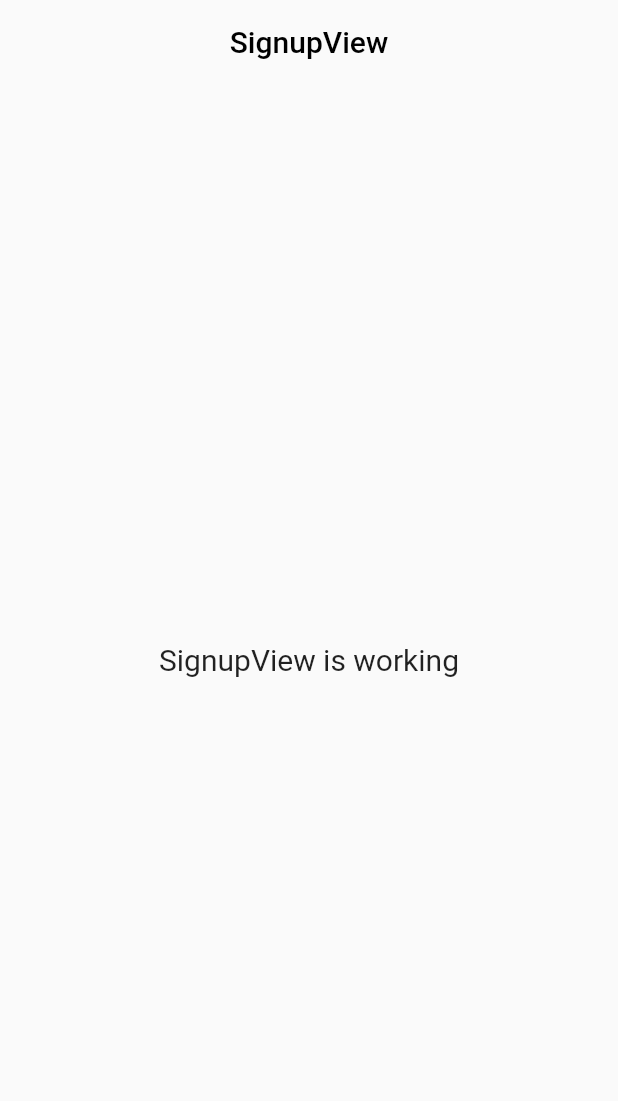
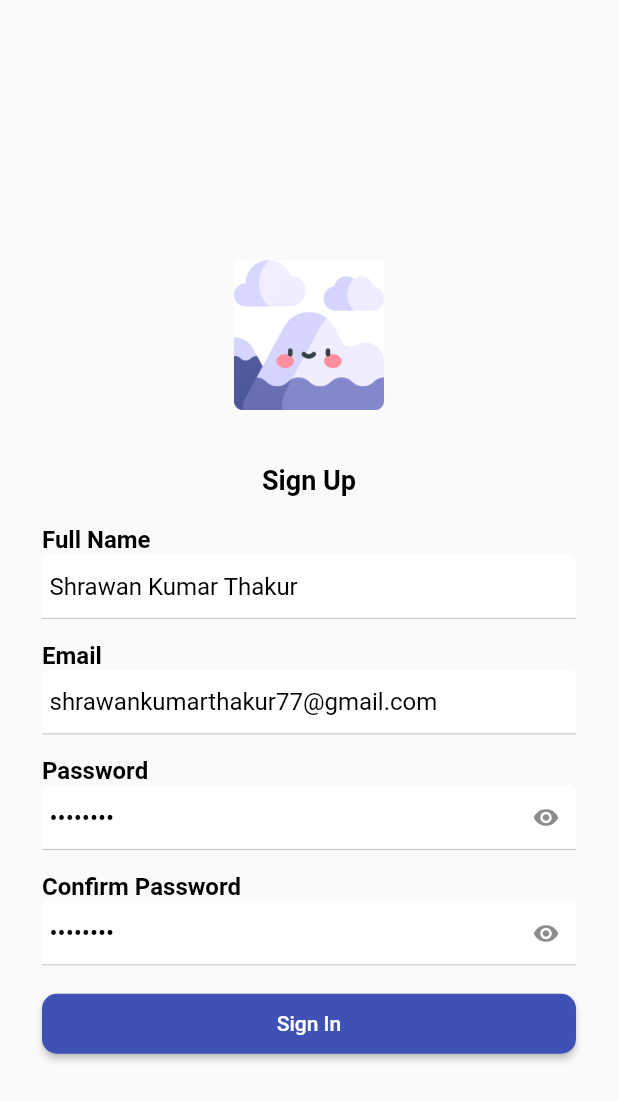
Before and after one commit to sk77-git/adventure_nepal, a Flutter app: the SignupView screen opened by its route, on a phone screen of 412 x 824 dp. Shown: the top 1101 px of the screen. Run offline on Flutter 3.47's test engine with Material 2 defaults, Android fonts, the light colour scheme and no system bars; our stand-ins replace geolocator, get, get_storage, otp_text_field, palette_generator, responsive_sizer; missing offline and left inert: http_interceptor; accounts and stored records are empty; network calls fail.

Commit message:
updated responses

```diff
--- a/lib/app/api/api_urls.dart
+++ b/lib/app/api/api_urls.dart
@@ -1,10 +1,11 @@
 class ApiUrls {
-  static const String baseUrl = "http://192.168.1.69/adv_nepal/api";
+  static const String baseUrl = "http://192.168.1.67/adv_nepal/api";
 
   // static const String baseUrl = "http://10.0.2.2/adv_nepal/api";
   static const String getAllPlaces = "/get_all_places.php";
   static const String getAllActivities = "/get_all_activities.php";
   static const String login = "/signin.php";
+  static const String register = "/signup.php";
   static const String verifyOtp = "/verify_otp.php";
   static const String forgotPassword = "/forgot_password.php";
   static const String changePassword = "/change-password.php";
--- a/lib/app/api/logging_interceptor.dart
+++ b/lib/app/api/logging_interceptor.dart
@@ -1,3 +1,5 @@
+import 'dart:developer';
+
 import 'package:http_interceptor/http/interceptor_contract.dart';
 import 'package:http_interceptor/models/request_data.dart';
 import 'package:http_interceptor/models/response_data.dart';
@@ -15,7 +17,7 @@ class LoggingInterceptor implements InterceptorContract {
   @override
   Future<ResponseData> interceptResponse({required ResponseData data}) async {
     print('RESPONSE[${data.statusCode}] => PATH: ${data.url}');
-    print('=> BODY:${data.body}');
+    log('=> BODY:${data.body}');
     return data;
   }
 }
--- a/lib/app/modules/home/model/activities_response.dart
+++ b/lib/app/modules/home/model/activities_response.dart
@@ -29,61 +29,41 @@ class ActivitiesResponse {
 
 class Activity {
   int? id;
-  String? createdAt;
-  String? updatedAt;
-  String? title;
+  String? name;
   String? description;
   String? html;
-  String? icon;
-  String? tags;
-  String? cities;
+  String? thumbnail;
   String? weathers;
-  String? minTemp;
-  String? maxTemp;
+  String? categories;
 
   Activity(
       {this.id,
-      this.createdAt,
-      this.updatedAt,
-      this.title,
+      this.name,
       this.description,
       this.html,
-      this.icon,
-      this.tags,
-      this.cities,
+      this.thumbnail,
       this.weathers,
-      this.minTemp,
-      this.maxTemp});
+      this.categories});
 
   Activity.fromJson(Map<String, dynamic> json) {
     id = json['id'];
-    createdAt = json['created_at'];
-    updatedAt = json['updated_at'];
-    title = json['title'];
+    name = json['name'];
     description = json['description'];
     html = json['html'];
-    icon = json['icon'];
-    tags = json['tags'];
-    cities = json['cities'];
+    thumbnail = json['thumbnail'];
     weathers = json['weathers'];
-    minTemp = json['min_temp'];
-    maxTemp = json['max_temp'];
+    categories = json['categories'];
   }
 
   Map<String, dynamic> toJson() {
     final Map<String, dynamic> data = new Map<String, dynamic>();
     data['id'] = this.id;
-    data['created_at'] = this.createdAt;
-    data['updated_at'] = this.updatedAt;
-    data['title'] = this.title;
+    data['name'] = this.name;
     data['description'] = this.description;
     data['html'] = this.html;
-    data['icon'] = this.icon;
-    data['tags'] = this.tags;
-    data['cities'] = this.cities;
+    data['thumbnail'] = this.thumbnail;
     data['weathers'] = this.weathers;
-    data['min_temp'] = this.minTemp;
-    data['max_temp'] = this.maxTemp;
+    data['categories'] = this.categories;
     return data;
   }
 }
--- a/lib/app/modules/home/model/place_response.dart
+++ b/lib/app/modules/home/model/place_response.dart
@@ -1,5 +1,3 @@
-import 'dart:convert';
-
 class PlacesResponse {
   String? status;
   String? message;
@@ -30,57 +28,50 @@ class PlacesResponse {
 }
 
 class Place {
-  final int? id;
-  final String? name;
-  final List<String>? images;
-  final String? thumbnail;
-  final String? description;
-  final String? html;
-  final double? lat;
-  final double? long;
-  final String? tags;
-  final String? nearbyPlaces;
+  int? id;
+  String? name;
+  String? thumbnail;
+  String? description;
+  String? html;
+  String? lat;
+  String? long;
+  String? weathers;
+  String? categories;
 
-  Place({
-    this.id,
+  Place(
+      {this.id,
       this.name,
-    this.images,
       this.thumbnail,
       this.description,
       this.html,
       this.lat,
       this.long,
-    this.tags,
-    this.nearbyPlaces,
-  });
+      this.weathers,
+      this.categories});
 
-  factory Place.fromJson(Map<String, dynamic> json) {
-    return Place(
-      id: json['id'],
-      name: json['name'],
-      images: List<String>.from(jsonDecode(json['images'])),
-      thumbnail: json['thumbnail'],
-      description: json['description'],
-      html: json['html'],
-      lat: double.parse(json['lat']),
-      long: double.parse(json['lang']),
-      tags: json['tags'],
-      nearbyPlaces: json['nearby_places'],
-    );
+  Place.fromJson(Map<String, dynamic> json) {
+    id = json['id'];
+    name = json['name'];
+    thumbnail = json['thumbnail'];
+    description = json['description'];
+    html = json['html'];
+    lat = json['lat'];
+    long = json['long'];
+    weathers = json['weathers'];
+    categories = json['categories'];
   }
 
   Map<String, dynamic> toJson() {
-    return {
-      'id': id,
-      'name': name,
-      'images': jsonEncode(images),
-      'thumbnail': thumbnail,
-      'description': description,
-      'html': html,
-      'lat': lat.toString(),
-      'lang': long.toString(),
-      'tags': jsonEncode(tags),
-      'nearby_places': jsonEncode(nearbyPlaces),
-    };
+    final Map<String, dynamic> data = new Map<String, dynamic>();
+    data['id'] = this.id;
+    data['name'] = this.name;
+    data['thumbnail'] = this.thumbnail;
+    data['description'] = this.description;
+    data['html'] = this.html;
+    data['lat'] = this.lat;
+    data['long'] = this.long;
+    data['weathers'] = this.weathers;
+    data['categories'] = this.categories;
+    return data;
   }
 }
--- a/lib/app/modules/home/views/home_page.dart
+++ b/lib/app/modules/home/views/home_page.dart
@@ -295,8 +295,8 @@ class _HomePageState extends State<HomePage> {
                             Get.to(() => ActivityDetailView(activity));
                           },
                           child: ActivityCard(
-                              title: activity?.title ?? "N/A",
-                              imageUrl: activity?.icon ?? ""),
+                              title: activity?.name ?? "N/A",
+                              imageUrl: activity?.thumbnail ?? ""),
                         );
                       }),
                 )
--- a/lib/app/modules/login/views/login_view.dart
+++ b/lib/app/modules/login/views/login_view.dart
@@ -170,7 +170,7 @@ class _LoginViewState extends State<LoginView> {
                 } else {
                   Get.to(() => OtpVerifyView(
                         email: email ?? "",
-                        purpose: "forgot-password",
+                        purpose: "signup",
                       ));
                 }
               } else {
--- a/lib/app/modules/select_interests/models/user_interests_response.dart
+++ b/lib/app/modules/select_interests/models/user_interests_response.dart
@@ -8,7 +8,9 @@ class UserInterestsResponse {
   UserInterestsResponse.fromJson(Map<String, dynamic> json) {
     status = json['status'];
     message = json['message'];
-    interests = json['interests'].cast<String>();
+    if (json['interests'] != null) {
+      interests = json['interests'].cast<String>();
+    }
   }
 
   Map<String, dynamic> toJson() {
--- a/lib/app/modules/select_interests/views/select_interests_view.dart
+++ b/lib/app/modules/select_interests/views/select_interests_view.dart
@@ -151,7 +151,9 @@ class _SelectInterestsViewState extends State<SelectInterestsView> {
               fullWidth: fullWidth,
               text: "Save",
               onTap: () {
-                controller.storeInterests(9, selectedInterests).then((value) {
+                controller
+                    .storeInterests(StorageUtil.getUserId(), selectedInterests)
+                    .then((value) {
                   if (value.status == ApiStatus.SUCCESS) {
                     Get.offAll(() => const HomePage());
                     SnackBarUtil.showSnackBar(message: 'Interests Updated');
--- a/lib/app/modules/signup/controllers/signup_controller.dart
+++ b/lib/app/modules/signup/controllers/signup_controller.dart
@@ -1,23 +1,22 @@
+import 'package:adventure_nepal/app/data/basic_api_response.dart';
+import 'package:adventure_nepal/app/repository/auth_repo.dart';
 import 'package:get/get.dart';
 
+import '../../../api/api_client.dart';
+
 class SignupController extends GetxController {
-  //TODO: Implement SignupController
+  var registerResponse = ApiResponse<BasicApiResponse>.initial().obs;
 
-  final count = 0.obs;
   @override
   void onInit() {
     super.onInit();
   }
 
-  @override
-  void onReady() {
-    super.onReady();
+  Future<ApiResponse<BasicApiResponse>> register(
+      String fullName, String email, String password) async {
+    registerResponse.value = ApiResponse<BasicApiResponse>.loading();
+    var body = {"full_name": fullName, "email": email, "password": password};
+    registerResponse.value = await AuthRepo.register(body);
+    return registerResponse.value;
   }
-
-  @override
-  void onClose() {
-    super.onClose();
-  }
-
-  void increment() => count.value++;
 }
--- a/lib/app/modules/signup/views/signup_view.dart
+++ b/lib/app/modules/signup/views/signup_view.dart
@@ -1,24 +1,185 @@
+import 'package:adventure_nepal/app/modules/otp_verify/views/otp_verify_view.dart';
+import 'package:adventure_nepal/app/widgets/snackbar.dart';
 import 'package:flutter/material.dart';
-
 import 'package:get/get.dart';
 
+import '../../../api/api_client.dart';
+import '../../../theme/app_images.dart';
+import '../../../theme/app_styles.dart';
+import '../../../utils/validators.dart';
+import '../../../widgets/app_button.dart';
+import '../../../widgets/input_field.dart';
+import '../../../widgets/loading_widget.dart';
+import '../../../widgets/password_field.dart';
 import '../controllers/signup_controller.dart';
 
-class SignupView extends GetView<SignupController> {
+class SignupView extends StatefulWidget {
   const SignupView({Key? key}) : super(key: key);
+
+  @override
+  State<SignupView> createState() => _SignupViewState();
+}
+
+class _SignupViewState extends State<SignupView> {
+  final controller = Get.put(SignupController());
+  String? fullName = "Shrawan Kumar Thakur";
+  String? email = "shrawankumarthakur77@gmail.com";
+  String? password = "12345678";
+  String? cPassword = "12345678";
+  var formKey = GlobalKey<FormState>();
+  bool passwordVisible = false;
+
   @override
   Widget build(BuildContext context) {
     return Scaffold(
       appBar: AppBar(
-        title: const Text('SignupView'),
+        title: const Text(''),
         centerTitle: true,
       ),
-      body: const Center(
-        child: Text(
-          'SignupView is working',
-          style: TextStyle(fontSize: 20),
+      body: Center(
+        child: SingleChildScrollView(
+          padding: const EdgeInsets.symmetric(horizontal: 28, vertical: 16),
+          physics: const BouncingScrollPhysics(),
+          child: Form(
+            key: formKey,
+            child: Column(
+              children: [
+                Image.asset(
+                  AppImages.launcherIcon,
+                  width: 100,
+                ),
+                const SizedBox(
+                  height: 36,
+                ),
+                Text(
+                  "Sign Up",
+                  style: AppStyles.headingStyle,
+                ),
+                const SizedBox(
+                  height: 20,
+                ),
+                InputField(
+                  title: "Full Name",
+                  textInputType: TextInputType.name,
+                  initialValue: fullName,
+                  hint: "John Doe",
+                  onChangedCallback: (newValue) {
+                    fullName = newValue;
+                  },
+                  validator: (string) =>
+                      Validator.validateIsEmpty(string: string),
+                ),
+                const SizedBox(
+                  height: 15,
+                ),
+                InputField(
+                  title: "Email",
+                  textInputType: TextInputType.emailAddress,
+                  initialValue: email,
+                  hint: "abc@abc.com",
+                  onChangedCallback: (newValue) {
+                    email = newValue;
+                  },
+                  validator: (string) =>
+                      Validator.validateEmail(string: string),
+                ),
+                const SizedBox(
+                  height: 15,
+                ),
+                PasswordField(
+                  obscureText: !passwordVisible,
+                  title: "Password",
+                  initialValue: password,
+                  suffixIcon: IconButton(
+                    icon: !passwordVisible
+                        ? const Icon(Icons.remove_red_eye)
+                        : const Icon(Icons.password),
+                    onPressed: () {
+                      setState(() {
+                        passwordVisible = !passwordVisible;
+                      });
+                    },
+                  ),
+                  textInputType: TextInputType.visiblePassword,
+                  hint: "**********",
+                  onChangedCallback: (newValue) {
+                    password = newValue;
+                  },
+                  validator: (string) =>
+                      Validator.validatePassword(string: string),
+                ),
+                const SizedBox(
+                  height: 15,
+                ),
+                PasswordField(
+                  obscureText: !passwordVisible,
+                  title: "Confirm Password",
+                  initialValue: cPassword,
+                  suffixIcon: IconButton(
+                    icon: !passwordVisible
+                        ? const Icon(Icons.remove_red_eye)
+                        : const Icon(Icons.password),
+                    onPressed: () {
+                      setState(() {
+                        passwordVisible = !passwordVisible;
+                      });
+                    },
+                  ),
+                  textInputType: TextInputType.visiblePassword,
+                  hint: "**********",
+                  onChangedCallback: (newValue) {
+                    cPassword = newValue;
+                  },
+                  validator: (string) => Validator.confirmPassword(
+                      password: password ?? "", cPassword: cPassword ?? ""),
+                ),
+                const SizedBox(
+                  height: 15,
+                ),
+                loginObserver(),
+              ],
+            ),
+          ),
         ),
       ),
     );
   }
+
+  Widget loginObserver() {
+    return Obx(() {
+      final response = controller.registerResponse.value;
+      switch (response.status) {
+        case ApiStatus.LOADING:
+          return const Center(child: LoadingWidget());
+        default:
+          return loginButton();
+      }
+    });
+  }
+
+  Widget loginButton() {
+    return AppButton(
+        text: "Sign In",
+        fullWidth: true,
+        onTap: () {
+          bool isValid = formKey.currentState?.validate() ?? false;
+          if (isValid) {
+            //To hide keyboard
+            FocusManager.instance.primaryFocus?.unfocus();
+            controller
+                .register(fullName ?? "", email ?? "", password ?? "")
+                .then((value) {
+              if (value.status == ApiStatus.SUCCESS) {
+                Get.off(
+                    () => OtpVerifyView(email: email ?? "", purpose: "signup"));
+                SnackBarUtil.showSnackBar(
+                    message: "Register Successful! Verify OTP to continue");
+              } else {
+                SnackBarUtil.showSnackBar(
+                    message: value.message ?? "Error: Unknown");
+              }
+            });
+          }
+        });
+  }
 }
```
Also changed, not shown: lib/app/modules/activity_detail/views/activity_detail_view.dart (+7 -7 lines), lib/app/modules/place_detail/views/place_detail_view.dart (+5 -5 lines), lib/app/repository/auth_repo.dart (+11 -0 lines). Lines whose indentation alone changed are shown as unchanged.
